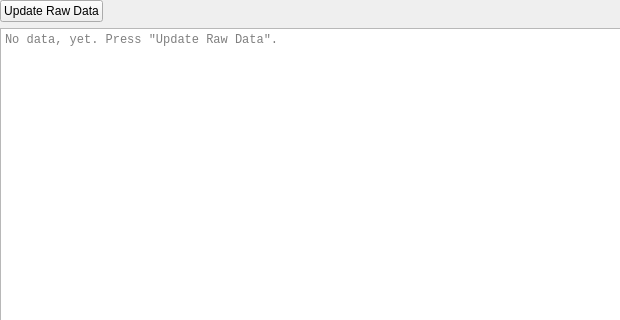
Before: the Qt Designer form app/mon/mon_gui/src/widgets/raw_monitoring_data_widget/raw_monitoring_data_widget.ui in eclipse-ecal/ecal, drawn with Qt 5; both pictures show x 0 to 620 and y 0 to 320 of the 830 by 591 pixel window.
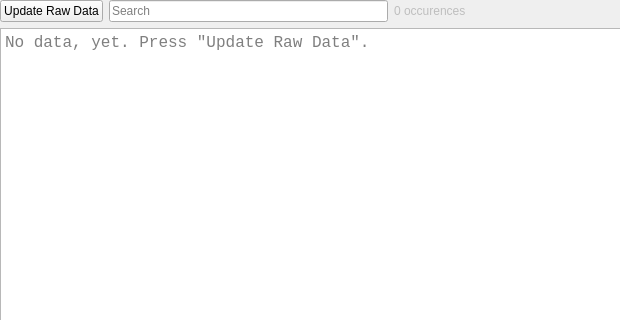
After: the same form once the commit is applied. Icons and pictures are not drawn.

Commit message: Added syntax hightlighting and first prototype of a search bar

What changed in the file:
```diff
--- a/app/mon/mon_gui/src/widgets/raw_monitoring_data_widget/raw_monitoring_data_widget.ui
+++ b/app/mon/mon_gui/src/widgets/raw_monitoring_data_widget/raw_monitoring_data_widget.ui
@@ -58,6 +58,23 @@
         </property>
        </widget>
       </item>
+      <item>
+       <widget class="QLineEdit" name="search_lineedit">
+        <property name="placeholderText">
+         <string>Search</string>
+        </property>
+       </widget>
+      </item>
+      <item>
+       <widget class="QLabel" name="occurences_label">
+        <property name="enabled">
+         <bool>false</bool>
+        </property>
+        <property name="text">
+         <string>0 occurences</string>
+        </property>
+       </widget>
+      </item>
       <item>
        <spacer name="horizontalSpacer">
         <property name="orientation">
@@ -99,6 +116,7 @@
      <property name="font">
       <font>
        <family>Courier New</family>
+       <pointsize>12</pointsize>
       </font>
      </property>
      <property name="placeholderText">
```
The commit also changes 9 other files.
